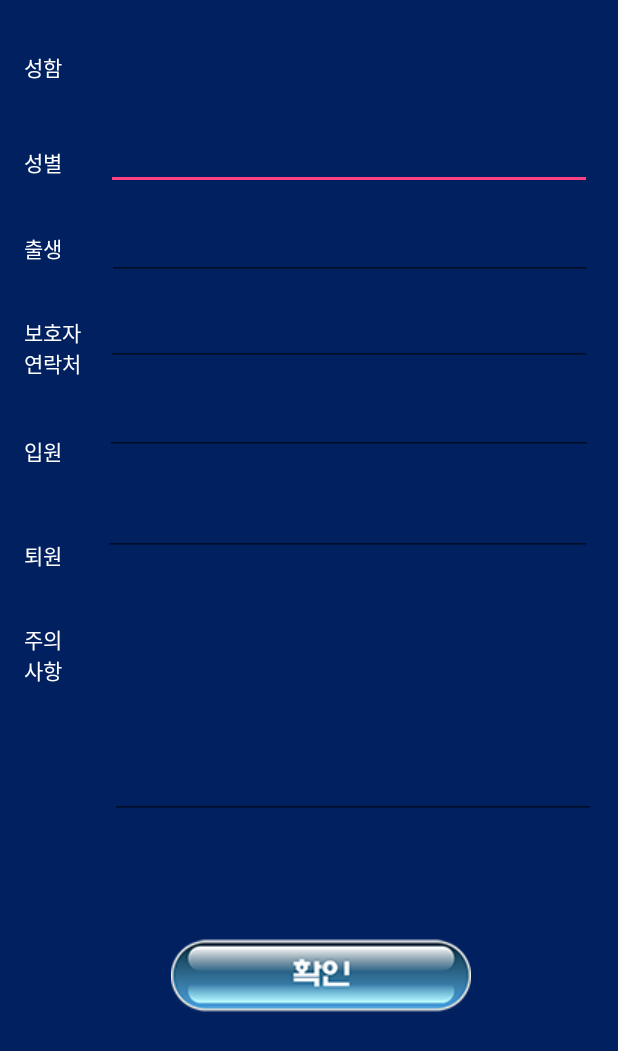
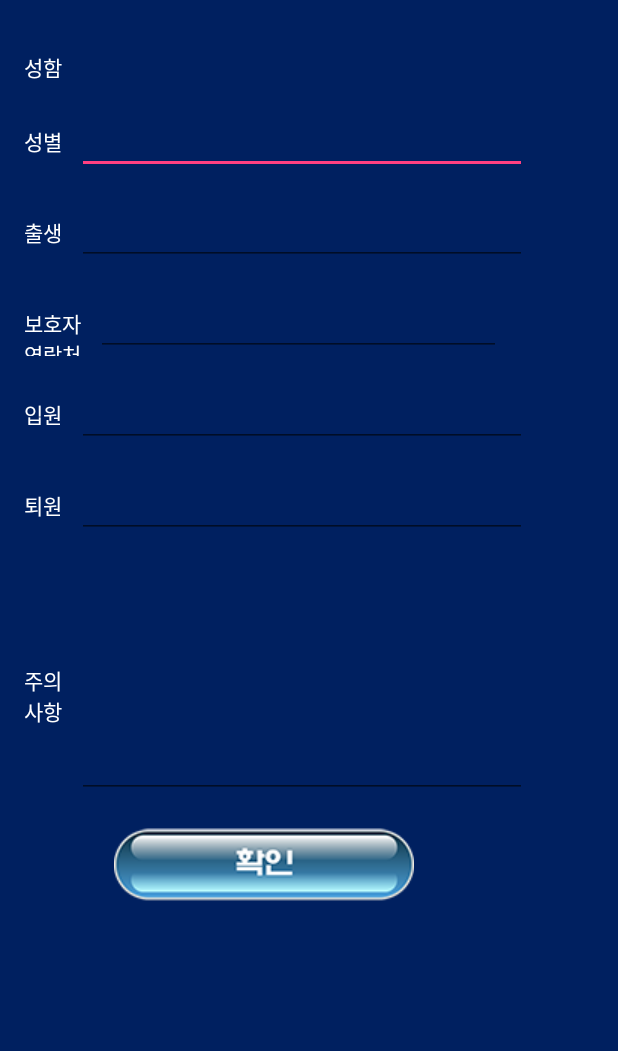
Before and after one commit to Jake2433/HospitalRoom, an Android app: the PatientInfo screen opened directly, with no data from a screen before it, on a phone screen of 412 x 824 dp. Shown: the top 1051 px of the screen. Run offline under Robolectric (Android 15) with nearby library versions, the phone set to English and light mode, and no system bars.

Commit message:
레이아웃 재정리

```diff
--- a/app/src/main/res/layout/activity_patientinfo.xml
+++ b/app/src/main/res/layout/activity_patientinfo.xml
@@ -1,5 +1,5 @@
 <?xml version="1.0" encoding="utf-8"?>
-<android.support.constraint.ConstraintLayout
+<TableLayout
     xmlns:android="http://schemas.android.com/apk/res/android"
     xmlns:app="http://schemas.android.com/apk/res-auto"
     xmlns:tools="http://schemas.android.com/tools"
@@ -7,6 +7,8 @@
     android:layout_height="match_parent"
     android:background="#002060">
 
+    <TableRow>
+        <LinearLayout>
             <TextView
                 android:id="@+id/textView4"
                 android:textColor="#ffffff"
@@ -15,10 +17,47 @@
                 android:layout_height="wrap_content"
                 android:layout_marginTop="34dp"
                 android:text="성함"
-        app:layout_constraintTop_toTopOf="parent"
-        android:layout_marginLeft="16dp"
-        app:layout_constraintLeft_toLeftOf="parent" />
+                android:layout_marginLeft="16dp"/>
 
+            <TextView
+                android:layout_marginLeft="120dp"
+                android:id="@+id/ET_NameP"
+                android:textColor="#ffffff"
+                android:textColorHint="#ffffff"
+                android:layout_width="wrap_content"
+                android:layout_height="wrap_content"
+                android:layout_marginTop="34dp"
+                android:text="TextView" />
+        </LinearLayout>
+    </TableRow>
+
+    <TableRow>
+        <LinearLayout>
+            <TextView
+                android:id="@+id/textView6"
+                android:textColor="#ffffff"
+                android:textColorHint="#ffffff"
+                android:layout_width="wrap_content"
+                android:layout_height="wrap_content"
+                android:text="성별"
+                android:layout_marginTop="15dp"
+                android:layout_marginLeft="16dp"/>
+
+            <EditText
+                android:id="@+id/ET_SexP"
+                android:textColor="#ffffff"
+                android:textColorHint="#ffffff"
+                android:layout_width="300dp"
+                android:layout_height="45dp"
+                android:layout_marginLeft="10dp"
+                android:ems="10"
+                android:inputType="textPersonName"
+                android:layout_marginTop="15dp"/>
+        </LinearLayout>
+    </TableRow>
+
+    <TableRow>
+        <LinearLayout>
             <TextView
                 android:id="@+id/textView5"
                 android:textColor="#ffffff"
@@ -26,56 +65,25 @@
                 android:layout_width="wrap_content"
                 android:layout_height="wrap_content"
                 android:layout_marginLeft="16dp"
-        android:layout_marginTop="36dp"
-        android:text="출생"
-        app:layout_constraintLeft_toLeftOf="parent"
-        app:layout_constraintTop_toBottomOf="@+id/textView6" />
-
-    <TextView
-        android:id="@+id/textView6"
-        android:textColor="#ffffff"
-        android:textColorHint="#ffffff"
-        android:layout_width="wrap_content"
-        android:layout_height="wrap_content"
-        android:text="성별"
-        android:layout_marginTop="42dp"
-        android:layout_marginLeft="16dp"
-        app:layout_constraintLeft_toLeftOf="parent"
-        app:layout_constraintTop_toBottomOf="@+id/textView4" />
-
-    <EditText
-        android:id="@+id/ET_SexP"
-        android:textColor="#ffffff"
-        android:textColorHint="#ffffff"
-        android:layout_width="324dp"
-        android:layout_height="43dp"
-        android:layout_marginLeft="8dp"
-        android:ems="10"
-        android:inputType="textPersonName"
-        app:layout_constraintHorizontal_bias="0.555"
-        app:layout_constraintLeft_toRightOf="@+id/textView6"
-        app:layout_constraintRight_toRightOf="parent"
-        android:layout_marginTop="30dp"
-        app:layout_constraintTop_toBottomOf="@+id/ET_NameP" />
+                android:layout_marginTop="15dp"
+                android:text="출생"/>
 
             <EditText
                 android:id="@+id/ET_BirthP"
                 android:textColor="#ffffff"
                 android:textColorHint="#ffffff"
-        android:layout_width="324dp"
-        android:layout_height="48dp"
+                android:layout_width="300dp"
+                android:layout_height="45dp"
                 android:ems="10"
                 android:inputType="date"
-        android:layout_marginRight="8dp"
-        app:layout_constraintRight_toRightOf="parent"
-        app:layout_constraintLeft_toRightOf="@+id/textView5"
-        android:layout_marginLeft="8dp"
-        android:layout_marginTop="12dp"
-        app:layout_constraintTop_toBottomOf="@+id/ET_SexP"
-        app:layout_constraintHorizontal_bias="0.709"
-        tools:layout_editor_absoluteX="70dp"
+                android:layout_marginLeft="10dp"
+                android:layout_marginTop="15dp"
                 android:onClick="CliBirthP"/>
+        </LinearLayout>
+    </TableRow>
 
+    <TableRow>
+        <LinearLayout>
             <TextView
                 android:id="@+id/textView7"
                 android:textColor="#ffffff"
@@ -84,26 +92,23 @@
                 android:layout_height="wrap_content"
                 android:text="보호자\n연락처"
                 android:layout_marginLeft="16dp"
-        app:layout_constraintLeft_toLeftOf="parent"
-        android:layout_marginTop="35dp"
-        app:layout_constraintTop_toBottomOf="@+id/textView5" />
+                android:layout_marginTop="15dp" />
 
             <EditText
                 android:id="@+id/ET_PhoneP"
                 android:textColor="#ffffff"
                 android:textColorHint="#ffffff"
-        android:layout_width="324dp"
-        android:layout_height="42dp"
+                android:layout_width="270dp"
+                android:layout_height="45dp"
                 android:ems="10"
                 android:inputType="phone"
-        app:layout_constraintLeft_toRightOf="@+id/textView7"
-        android:layout_marginLeft="0dp"
-        android:layout_marginRight="8dp"
-        app:layout_constraintRight_toRightOf="parent"
-        android:layout_marginTop="15dp"
-        app:layout_constraintTop_toBottomOf="@+id/ET_BirthP"
-        app:layout_constraintHorizontal_bias="0.652"/>
+                android:layout_marginLeft="10dp"
+                android:layout_marginTop="15dp"/>
+        </LinearLayout>
+    </TableRow>
 
+   <TableRow>
+       <LinearLayout>
            <TextView
                android:id="@+id/textView8"
                android:textColor="#ffffff"
@@ -113,25 +118,23 @@
                android:layout_marginLeft="16dp"
                android:text="입원"
                app:layout_constraintLeft_toLeftOf="parent"
-        android:layout_marginTop="37dp"
-        app:layout_constraintTop_toBottomOf="@+id/textView7" />
+               android:layout_marginTop="15dp"/>
 
            <EditText
                android:id="@+id/ET_StartP"
                android:textColor="#ffffff"
                android:textColorHint="#ffffff"
-        android:layout_width="325dp"
-        android:layout_height="44dp"
+               android:layout_width="300dp"
+               android:layout_height="45dp"
                android:ems="10"
                android:inputType="date"
                android:layout_marginTop="15dp"
-        app:layout_constraintTop_toBottomOf="@+id/ET_PhoneP"
-        app:layout_constraintLeft_toRightOf="@+id/textView8"
-        android:layout_marginLeft="8dp"
-        android:layout_marginRight="8dp"
-        app:layout_constraintRight_toRightOf="parent"
-        app:layout_constraintHorizontal_bias="0.703" />
+               android:layout_marginLeft="10dp"/>
+       </LinearLayout>
+   </TableRow>
 
+    <TableRow>
+        <LinearLayout>
             <TextView
                 android:id="@+id/textView9"
                 android:textColor="#ffffff"
@@ -140,27 +143,23 @@
                 android:layout_height="wrap_content"
                 android:text="퇴원"
                 android:layout_marginLeft="16dp"
-        app:layout_constraintLeft_toLeftOf="parent"
-        android:layout_marginTop="48dp"
-        app:layout_constraintTop_toBottomOf="@+id/textView8" />
+                android:layout_marginTop="15dp" />
 
             <EditText
                 android:id="@+id/ET_EndP"
                 android:textColor="#ffffff"
                 android:textColorHint="#ffffff"
-        android:layout_width="326dp"
-        android:layout_height="47dp"
+                android:layout_width="300dp"
+                android:layout_height="45dp"
                 android:ems="10"
                 android:inputType="date"
-        app:layout_constraintLeft_toRightOf="@+id/textView9"
-        android:layout_marginLeft="0dp"
-        android:layout_marginRight="8dp"
-        app:layout_constraintRight_toRightOf="parent"
-        android:layout_marginTop="20dp"
-        app:layout_constraintTop_toBottomOf="@+id/ET_StartP"
-        app:layout_constraintHorizontal_bias="0.744"
-        tools:layout_editor_absoluteX="66dp" />
+                android:layout_marginLeft="10dp"
+                android:layout_marginTop="15dp" />
+        </LinearLayout>
+    </TableRow>
 
+    <TableRow>
+        <LinearLayout>
             <TextView
                 android:id="@+id/textView10"
                 android:textColor="#ffffff"
@@ -169,57 +168,30 @@
                 android:layout_height="wrap_content"
                 android:layout_marginLeft="16dp"
                 android:text="주의\n사항"
-        app:layout_constraintLeft_toLeftOf="parent"
-        android:layout_marginTop="35dp"
-        app:layout_constraintTop_toBottomOf="@+id/textView9" />
+                android:layout_marginTop="15dp" />
 
             <EditText
                 android:id="@+id/ET_MemoP"
                 android:textColor="#ffffff"
                 android:textColorHint="#ffffff"
-        android:layout_width="324dp"
+                android:layout_width="300dp"
                 android:layout_height="158dp"
                 android:ems="10"
                 android:inputType="textMultiLine"
-        app:layout_constraintLeft_toRightOf="@+id/textView10"
-        android:layout_marginLeft="25dp"
-        android:layout_marginRight="8dp"
-        app:layout_constraintRight_toRightOf="parent"
-        android:layout_marginTop="17dp"
-        app:layout_constraintTop_toBottomOf="@+id/ET_EndP" />
+                android:layout_marginLeft="10dp"
+                android:layout_marginTop="15dp" />
+        </LinearLayout>
+    </TableRow>
 
+    <TableRow android:layout_gravity="center">
     <android.support.v7.widget.AppCompatImageButton
         android:id="@+id/Btn_addtoDB"
         app:srcCompat="@drawable/finished_checkin"
         android:background="#00000000"
         android:layout_width="wrap_content"
         android:layout_height="wrap_content"
-        android:layout_marginBottom="8dp"
-        android:layout_marginLeft="8dp"
-        android:layout_marginRight="8dp"
-        android:layout_marginTop="8dp"
+        android:layout_marginTop="20dp"
         android:text="입실완료"
-        app:layout_constraintBottom_toBottomOf="parent"
-        app:layout_constraintLeft_toLeftOf="parent"
-        app:layout_constraintRight_toRightOf="parent"
-        app:layout_constraintTop_toBottomOf="@+id/ET_MemoP"
-        android:onClick="insert"
-        app:layout_constraintHorizontal_bias="0.54"
-        app:layout_constraintVertical_bias="0.34" />
-
-    <TextView
-        android:id="@+id/ET_NameP"
-        android:textColor="#ffffff"
-        android:textColorHint="#ffffff"
-        android:layout_width="wrap_content"
-        android:layout_height="wrap_content"
-        android:layout_marginLeft="0dp"
-        android:layout_marginRight="8dp"
-        android:layout_marginTop="34dp"
-        android:text="TextView"
-        app:layout_constraintHorizontal_bias="0.531"
-        app:layout_constraintLeft_toRightOf="@+id/textView4"
-        app:layout_constraintRight_toRightOf="parent"
-        app:layout_constraintTop_toTopOf="parent" />
-
-</android.support.constraint.ConstraintLayout>
+        android:onClick="insert"/>
+    </TableRow>
+</TableLayout>
```
Lines whose indentation alone changed are shown as unchanged.
